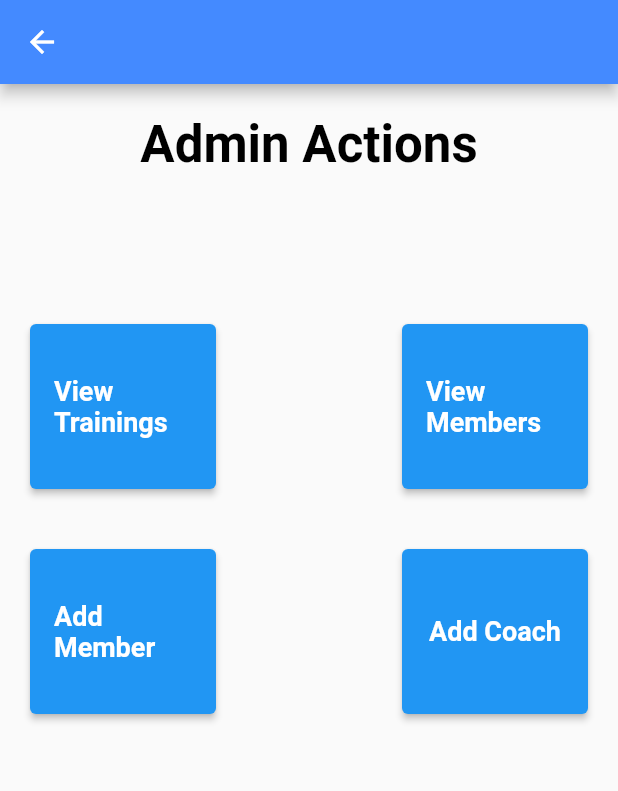
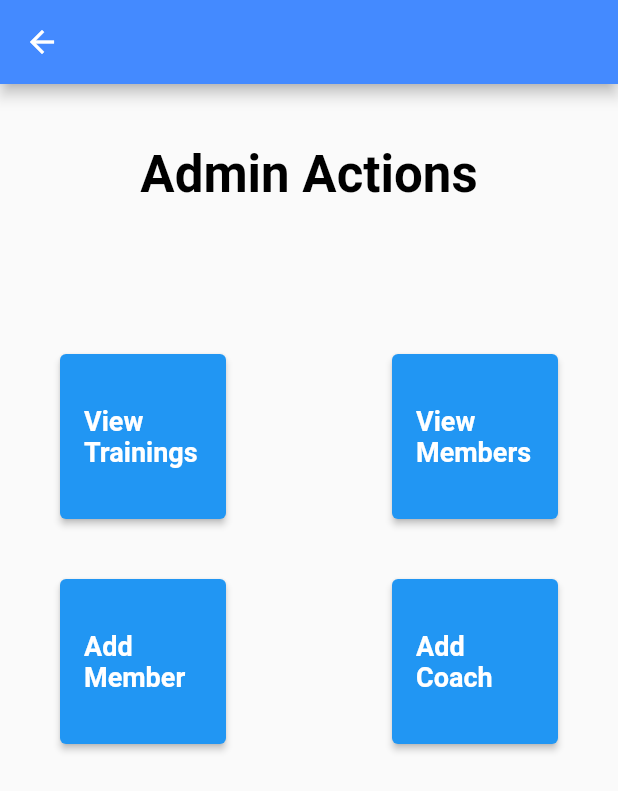
Before and after one commit to Ofirfr/Summit-App, a Flutter app: the AdminPage screen opened directly, on a phone screen of 412 x 824 dp. Shown: the top 791 px of the screen. Run offline on Flutter 3.47's test engine with Material 2 defaults, Android fonts, the light colour scheme and no system bars; drawn by our look-alikes of auto_size_text; our stand-ins replace syncfusion_flutter_datepicker.

Commit message:
Some minor changes

```diff
--- a/lib/AdminPage.dart
+++ b/lib/AdminPage.dart
@@ -32,7 +32,10 @@ class AdminPage extends StatelessWidget {
         appBar: AppBar(
           backgroundColor: Colors.blueAccent,
         ),
-      body: Column(
+        body: SingleChildScrollView(
+          reverse: true,
+          padding: const EdgeInsets.all(20),
+          child: Column(
               crossAxisAlignment: CrossAxisAlignment.center,
               children: <Widget>[
                 const SizedBox(
@@ -72,7 +75,7 @@ class AdminPage extends StatelessWidget {
                   ),
                 ),
               ]),
-    );
+        ));
   }
 
   Widget adminButtonWidget(String label, BuildContext context) {
--- a/lib/CalendarPage.dart
+++ b/lib/CalendarPage.dart
@@ -61,7 +61,8 @@ class CalendarPageState extends State<CalendarPage> {
                 if (selectedDate != "") {
                   Navigator.push(
                     context,
-                    MaterialPageRoute(builder: (ctxt) => AttendancePage()),
+                    MaterialPageRoute(
+                        builder: (ctxt) => const AttendancePage()),
                   );
                 }
               },
--- a/lib/ViewMembersPage.dart
+++ b/lib/ViewMembersPage.dart
@@ -1,3 +1,5 @@
+// ignore_for_file: curly_braces_in_flow_control_structures
+
 part of 'main.dart';
 
 class ViewMembersPage extends StatelessWidget {
@@ -58,12 +60,15 @@ class _MembersWidegtState extends State<MembersWidegt> {
   void initState() {
     super.initState();
     if (sender == "") {
+      // Sent from admin page so all members shown
       shownMembers = Coms.getCopyOfMembers();
     } else {
+      // Sent from ViewTrainings so only attendance shown
       changeShownMembers();
     }
   }
 
+  @override
   Widget build(BuildContext context) {
     List<Widget> widegtRows = [];
     for (int i = 0; i < shownMembers.length; i++) {
--- a/lib/ViewTrainingsPage.dart
+++ b/lib/ViewTrainingsPage.dart
@@ -62,7 +62,7 @@ class _TrainingsWidegtState extends State<TrainingsWidegt> {
       changeShownTrainings();
     }
   }
-
+  @override
   Widget build(BuildContext context) {
     List<Widget> widegtRows = [];
     for (int i = 0; i < shownTrainings.length; i++) {
--- a/lib/main.dart
+++ b/lib/main.dart
@@ -5,7 +5,7 @@ import 'package:intl/intl.dart';
 import 'package:http/http.dart';
 import 'package:syncfusion_flutter_datepicker/datepicker.dart';
 import 'package:auto_size_text/auto_size_text.dart';
-import 'package:crypt/crypt.dart';
+import 'package:crypto/crypto.dart';
 part 'CalendarPage.dart';
 part 'SecondPage.dart';
 part 'AttendancePage.dart';
--- a/pubspec.yaml
+++ b/pubspec.yaml
@@ -37,7 +37,8 @@ dependencies:
   http: ^0.13.4
   syncfusion_flutter_datepicker: ^20.1.50
   auto_size_text: ^3.0.0
-  crypt: ^4.2.1
+  crypto: ^3.0.2
+  convert: ^3.0.1
 
 dev_dependencies:
   flutter_test:
```
Also changed, not shown: lib/AttendancePage.dart (+2 -5 lines), lib/Communication.dart (+22 -31 lines), pubspec.lock. Lines whose indentation alone changed are shown as unchanged.
